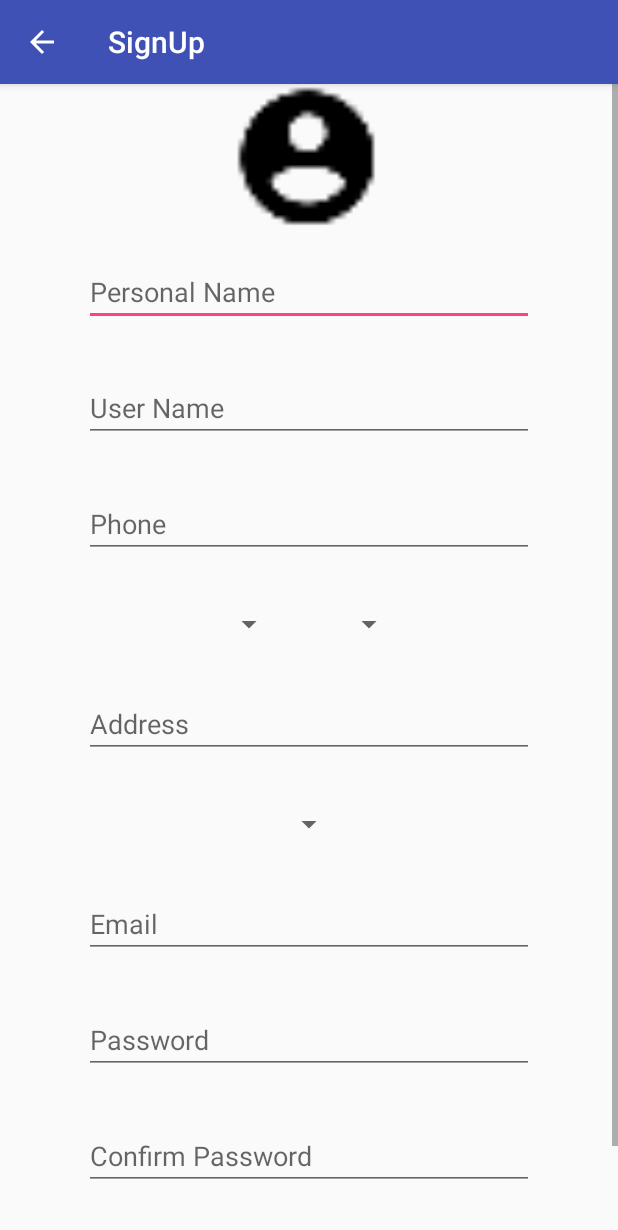
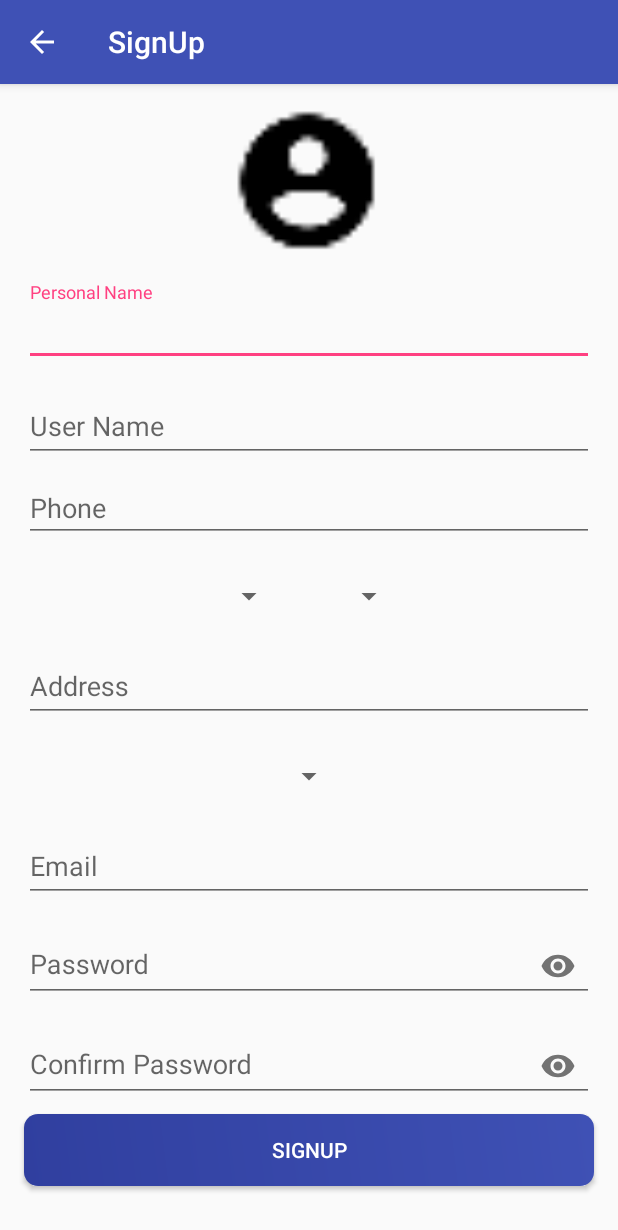
Before and after one commit to EslamMohamed3396/Evento, an Android app: the Sign_Up screen opened directly, with no data from a screen before it, on a phone screen of 412 x 824 dp. Shown: the top 1230 px of the screen. Run offline under Robolectric (Android 15) with nearby library versions, the light colour scheme and no system bars.

Commit message:
clean again

```diff
--- a/app/src/main/java/com/example/eslam/wheretogo/Log_in.java
+++ b/app/src/main/java/com/example/eslam/wheretogo/Log_in.java
@@ -5,10 +5,8 @@ import android.os.Bundle;
 import android.support.v7.app.AppCompatActivity;
 import android.view.View;
 import android.widget.Button;
-import android.widget.TextView;
 
 public class Log_in extends AppCompatActivity {
-    private TextView txt_signup;
     private Button btn_signup;
     @Override
     protected void onCreate(Bundle savedInstanceState) {
--- a/app/src/main/res/layout/activity_sign__up.xml
+++ b/app/src/main/res/layout/activity_sign__up.xml
@@ -3,6 +3,7 @@
     xmlns:tools="http://schemas.android.com/tools"
     android:layout_width="match_parent"
     android:layout_height="match_parent"
+    xmlns:app="http://schemas.android.com/apk/res-auto"
     tools:context=".Sign_Up">
 
     <LinearLayout
@@ -17,29 +18,46 @@
             android:layout_gravity="center"
             android:contentDescription="@string/desc_photo"
             android:scaleType="centerCrop"
+            android:layout_margin="@dimen/margin_or_padding_16"
             android:src="@drawable/ic_account_circle" />
 
+        <android.support.design.widget.TextInputLayout
+            android:layout_width="match_parent"
+            android:layout_height="wrap_content">
+
             <EditText
-            android:layout_width="300dp"
+                android:layout_width="match_parent"
                 android:layout_height="wrap_content"
                 android:layout_gravity="center"
-            android:layout_margin="16dp"
+                android:layout_marginBottom="@dimen/margin_or_padding_8"
+                android:layout_marginLeft="@dimen/margin_or_padding_16"
+                android:layout_marginRight="@dimen/margin_or_padding_16"
                 android:hint="@string/personal_name"
                 android:inputType="text" />
+        </android.support.design.widget.TextInputLayout>
+
+        <android.support.design.widget.TextInputLayout
+            android:layout_width="match_parent"
+            android:layout_height="wrap_content">
 
             <EditText
-            android:layout_width="300dp"
+                android:layout_width="match_parent"
                 android:layout_height="wrap_content"
                 android:layout_gravity="center"
-            android:layout_margin="16dp"
+                android:layout_marginBottom="@dimen/margin_or_padding_8"
+                android:layout_marginLeft="@dimen/margin_or_padding_16"
+                android:layout_marginRight="@dimen/margin_or_padding_16"
                 android:hint="@string/username"
                 android:inputType="text" />
+        </android.support.design.widget.TextInputLayout>
 
         <EditText
-            android:layout_width="300dp"
+            android:layout_width="match_parent"
             android:layout_height="wrap_content"
             android:layout_gravity="center"
-            android:layout_margin="16dp"
+            android:layout_marginBottom="@dimen/margin_or_padding_8"
+            android:layout_marginLeft="@dimen/margin_or_padding_16"
+            android:layout_marginRight="@dimen/margin_or_padding_16"
             android:hint="@string/phone"
             android:inputType="numberDecimal" />
 
@@ -61,13 +79,20 @@
                 android:layout_margin="@dimen/margin_or_padding_16" />
         </LinearLayout>
 
+        <android.support.design.widget.TextInputLayout
+            android:layout_width="match_parent"
+            android:layout_height="wrap_content">
+
             <EditText
-            android:layout_width="300dp"
+                android:layout_width="match_parent"
                 android:layout_height="wrap_content"
                 android:layout_gravity="center"
-            android:layout_margin="16dp"
+                android:layout_marginBottom="@dimen/margin_or_padding_8"
+                android:layout_marginLeft="@dimen/margin_or_padding_16"
+                android:layout_marginRight="@dimen/margin_or_padding_16"
                 android:hint="@string/address"
                 android:inputType="text" />
+        </android.support.design.widget.TextInputLayout>
 
         <Spinner
             android:id="@+id/sp_gender"
@@ -76,36 +101,62 @@
             android:layout_gravity="center"
             android:layout_margin="@dimen/margin_or_padding_16" />
 
+        <android.support.design.widget.TextInputLayout
+            android:layout_width="match_parent"
+            android:layout_height="wrap_content">
+
             <EditText
-            android:layout_width="300dp"
+                android:layout_width="match_parent"
                 android:layout_height="wrap_content"
                 android:layout_gravity="center"
-            android:layout_margin="16dp"
+                android:layout_marginBottom="@dimen/margin_or_padding_8"
+                android:layout_marginLeft="@dimen/margin_or_padding_16"
+                android:layout_marginRight="@dimen/margin_or_padding_16"
                 android:hint="@string/email"
                 android:inputType="textEmailAddress" />
+        </android.support.design.widget.TextInputLayout>
+
+        <android.support.design.widget.TextInputLayout
+            android:layout_width="match_parent"
+            android:layout_height="wrap_content"
+            app:passwordToggleEnabled="true">
 
             <EditText
-            android:layout_width="300dp"
+                android:layout_width="match_parent"
                 android:layout_height="wrap_content"
                 android:layout_gravity="center"
-            android:layout_margin="16dp"
+                android:layout_marginBottom="@dimen/margin_or_padding_8"
+                android:layout_marginLeft="@dimen/margin_or_padding_16"
+                android:layout_marginRight="@dimen/margin_or_padding_16"
                 android:hint="@string/pass"
                 android:inputType="textPassword" />
+        </android.support.design.widget.TextInputLayout>
+
+        <android.support.design.widget.TextInputLayout
+            android:layout_width="match_parent"
+            android:layout_height="wrap_content"
+            app:passwordToggleEnabled="true">
 
             <EditText
-            android:layout_width="300dp"
+                android:layout_width="match_parent"
                 android:layout_height="wrap_content"
                 android:layout_gravity="center"
-            android:layout_margin="16dp"
+                android:layout_marginBottom="@dimen/margin_or_padding_8"
+                android:layout_marginLeft="@dimen/margin_or_padding_16"
+                android:layout_marginRight="@dimen/margin_or_padding_16"
                 android:hint="@string/confirm_pass"
                 android:inputType="textPassword" />
+        </android.support.design.widget.TextInputLayout>
 
         <Button
-            android:id="@+id/btn_sign_up"
-            android:layout_width="wrap_content"
+            android:id="@+id/btn_sign_up_two"
+            android:layout_width="match_parent"
             android:layout_height="wrap_content"
             android:layout_gravity="center"
-            android:layout_margin="@dimen/margin_or_padding_16"
+            android:layout_marginBottom="@dimen/margin_or_padding_16"
+            android:layout_marginLeft="@dimen/margin_or_padding_16"
+            android:layout_marginRight="@dimen/margin_or_padding_16"
+            android:textColor="@color/white"
             android:background="@drawable/custom_button"
             android:text="@string/signup" />
     </LinearLayout>
--- a/app/src/main/res/values/dimen.xml
+++ b/app/src/main/res/values/dimen.xml
@@ -3,4 +3,5 @@
 
     <dimen name="text_size">18sp</dimen>
     <dimen name="margin_or_padding_16">16dp</dimen>
+    <dimen name="margin_or_padding_8">8dp</dimen>
 </resources>
```
Lines whose indentation alone changed are shown as unchanged.
